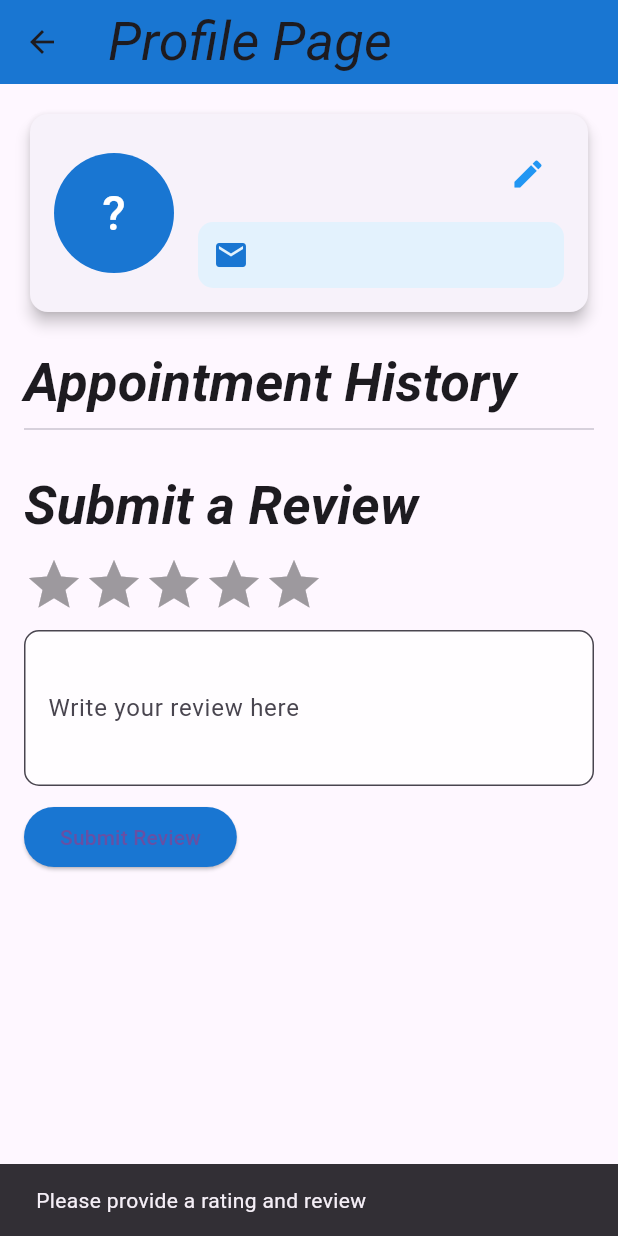
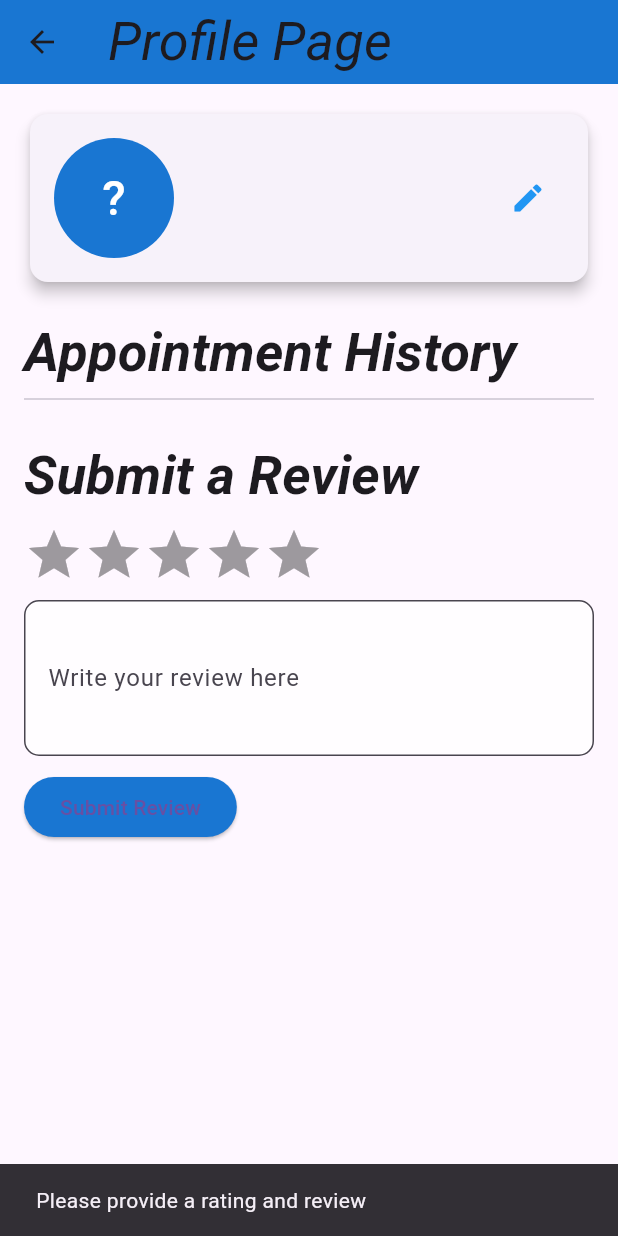
Before and after one commit to RajThummar0/dr..appointment-bookinng, a Flutter app: the ProfilePage screen opened directly with empty values, after a tap on "Submit Review", on a phone screen of 412 x 824 dp. Run offline on Flutter 3.47's test engine with Material 3 defaults, Android fonts, the phone set to English and light mode, and no system bars; drawn by our look-alikes of flutter_rating_bar; our stand-ins replace cloud_firestore, firebase_auth, firebase_core, table_calendar; accounts and stored records are empty.

Commit message:
final commit

```diff
--- a/lib/Scrreens/Profile_Page.dart
+++ b/lib/Scrreens/Profile_Page.dart
@@ -4,7 +4,7 @@ import 'package:flutter_rating_bar/flutter_rating_bar.dart';
 
 class ProfilePage extends StatefulWidget {
   final String userName;
-  final String email;
+  final String email; // Kept for backend operations, not displayed
   final List<Appointment> appointmentHistory;
 
   ProfilePage({
@@ -65,7 +65,6 @@ class _ProfilePageState extends State<ProfilePage> {
     try {
       await reviews.add({
         'userName': _userName,
-        'email': widget.email,
         'review': _reviewController.text,
         'rating': _rating,
         'timestamp': FieldValue.serverTimestamp(),
@@ -164,24 +163,6 @@ class _ProfilePageState extends State<ProfilePage> {
                             ),
                           ],
                         ),
-                  SizedBox(height: 8),
-                  Container(
-                    padding: EdgeInsets.all(10),
-                    decoration: BoxDecoration(
-                      color: Colors.blue.shade50,
-                      borderRadius: BorderRadius.circular(10),
-                    ),
-                    child: Row(
-                      children: [
-                        Icon(Icons.email, color: Colors.blue.shade700),
-                        SizedBox(width: 8),
-                        Text(
-                          widget.email,
-                          style: TextStyle(fontSize: 16, color: Colors.black87),
-                        ),
-                      ],
-                    ),
-                  ),
                 ],
               ),
             ),
--- a/lib/main.dart
+++ b/lib/main.dart
@@ -51,8 +51,8 @@ class MyApp extends StatelessWidget {
         '/signup': (context) => SignUpPage(),
         '/HomePage': (context) => HomePage(userName: ''),
         '/ProfilePage': (context) => ProfilePage(
-          userName: 'John Doe',
-          email: 'johndoe@gmail.com',
+          userName: '_userName',
+          email: 'widget.email',
           appointmentHistory: [
             Appointment(
               doctorName: 'Dr. Smith',
```
